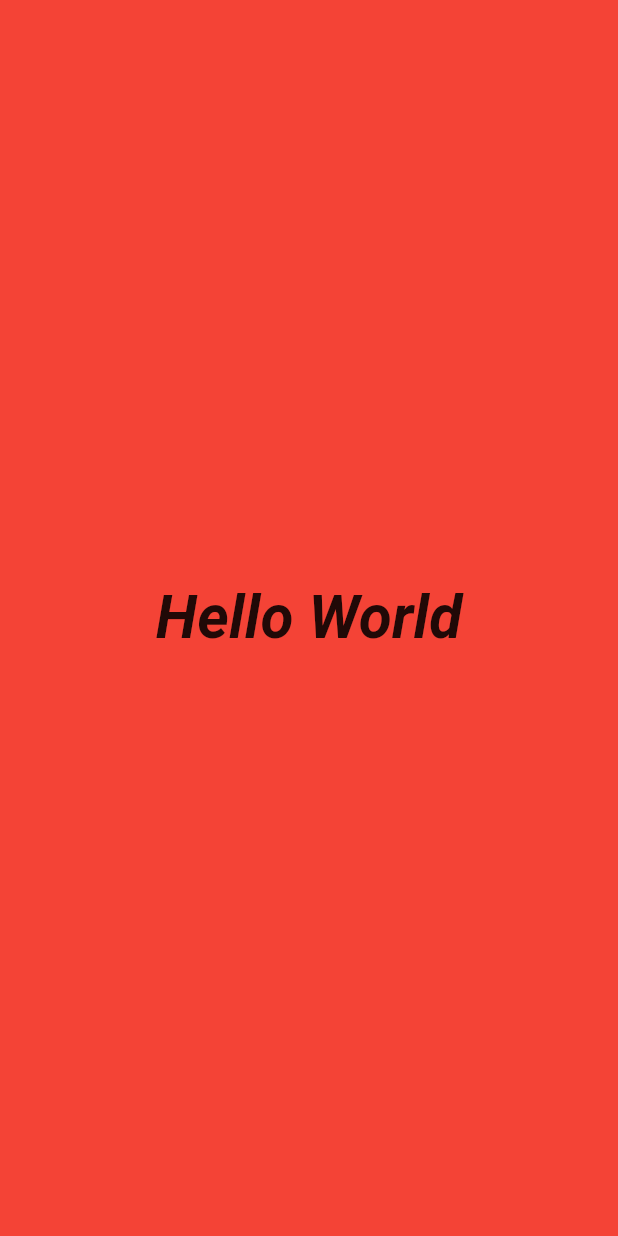
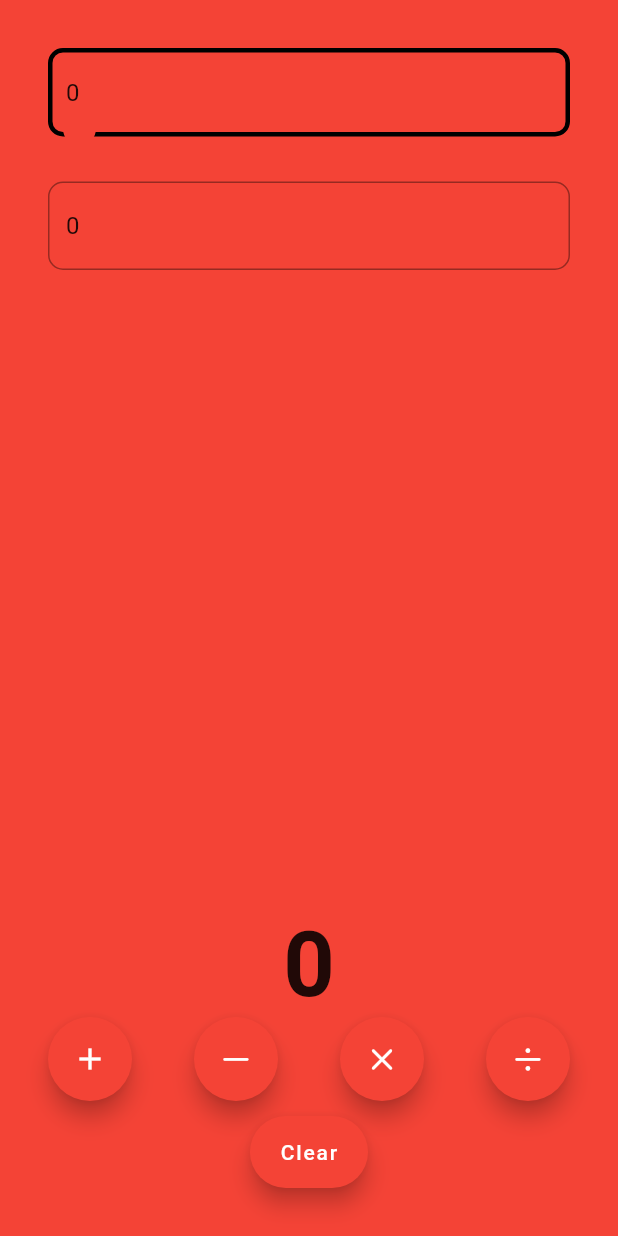
Before and after one commit to ManeeshS010/flutter_application_1, a Flutter app: the screen it shows after launch, on a phone screen of 412 x 824 dp. Run offline on Flutter 3.47's test engine with Material 2 defaults, Android fonts, the phone set to English and light mode, and no system bars.

Commit message:
Calculator done

```diff
--- a/lib/app/app.dart
+++ b/lib/app/app.dart
@@ -8,8 +8,11 @@ class MyApp extends StatelessWidget {
 
   @override
   Widget build(BuildContext context) {
-    return const MaterialApp(
+    return  MaterialApp(
       title: "Flutter learn",
+      theme:ThemeData(
+        primarySwatch: Colors.red,
+      ),
       home: HomeView()
     );
   }
--- /dev/null
+++ b/lib/view/calculator_view.dart
@@ -0,0 +1,163 @@
+import 'package:flutter/cupertino.dart';
+import 'package:flutter/material.dart';
+
+class Calculatorview  extends StatefulWidget {
+  const Calculatorview ({super.key});
+
+  @override
+  State<Calculatorview> createState() => _CalculatorviewState();
+}
+
+class _CalculatorviewState extends State<Calculatorview> {
+  int x=0;
+  int y=0;
+  num z=0;
+
+  final displayonecontroller=TextEditingController();
+  final displaytwocontroller=TextEditingController();
+  late final AppLifecycleListener _listener;
+
+@override
+  void initState() {
+    displayonecontroller.text=x.toString();
+    displaytwocontroller.text=y.toString();
+    super.initState();
+    _listener=AppLifecycleListener(
+    onShow:_onshow,
+    onHide:_onhide,
+    onResume: _onresume,
+    onDetach: _ondetach,
+    onInactive: _oninactive,
+    onPause: _onpause,
+    onRestart: _onrestart,
+    onStateChange: _onstatechange,
+  );
+  }
+
+  void _onshow()=>print("On show called");
+  void _onhide()=>print("On hide called");
+  void _onresume()=>print("On resume called");
+  void _ondetach()=>print("On detach called");
+  void _oninactive()=>print("On inactive called");
+  void _onpause()=>print("On pause called");
+  void _onrestart()=>print("On restart called");
+  void _onstatechange(AppLifecycleState state){
+    print("On State changed called with state: $state");
+  }
+
+
+
+
+
+
+  @override
+  Widget build(BuildContext context) {
+    return  Padding(
+      padding: const EdgeInsets.all(32.0),
+      child:  Column(
+        children: [
+           DisplayOne(key:const Key("displayone"),hint:"Enter First Number",controller:displayonecontroller),
+          const SizedBox(height: 30,),
+           DisplayOne( key:const Key("displaytwo"),hint:"Enter Second Number",controller:displaytwocontroller),
+          const Spacer(),
+          const SizedBox(height: 30,),
+           Text(key:const Key("Result"),z.toString(),
+          style:const TextStyle(
+            fontSize: 60,
+            fontWeight: FontWeight.bold
+          ),),
+          Row(
+            mainAxisAlignment: MainAxisAlignment.spaceBetween,
+            children: [
+              FloatingActionButton(
+                onPressed: (){
+                  setState(() {
+                    z=num.tryParse(displayonecontroller.text)!+
+                    num.tryParse(displaytwocontroller.text)!;
+                  });
+
+                },
+                child: const Icon(Icons.add),),
+                 FloatingActionButton(
+                onPressed: (){
+                  setState(() {
+                    z=num.tryParse(displayonecontroller.text)!-
+                    num.tryParse(displaytwocontroller.text)!;
+                  });
+
+                },
+                child: const Icon(CupertinoIcons.minus),),
+                 FloatingActionButton(
+                onPressed: (){
+                  setState(() {
+                    z=num.tryParse(displayonecontroller.text)!*
+                    num.tryParse(displaytwocontroller.text)!;
+                  });
+                },
+                child: const Icon(CupertinoIcons.multiply),),
+                 FloatingActionButton(
+                onPressed: (){
+                 setState(() {
+                    z=num.tryParse(displayonecontroller.text)!/
+                    num.tryParse(displaytwocontroller.text)!;
+                  });
+                },
+                child: const Icon(CupertinoIcons.divide),)
+            ],),
+            const SizedBox(height: 10,),
+            FloatingActionButton.extended(
+                onPressed: (){
+                 setState(() {
+                   x=0;
+                  y=0;
+                  z=0;
+                  displayonecontroller.clear();
+                  displaytwocontroller.clear();
+                 });
+                },
+                label:const Text("Clear") )
+
+        ],
+      ),
+    ) ;
+  }
+}
+
+class DisplayOne extends StatelessWidget {
+  const  DisplayOne({
+    super.key,
+  this.hint="Enter a number",
+  required this.controller
+  });
+  final String? hint;
+  final TextEditingController controller;
+
+  @override
+  Widget build(BuildContext context) {
+    return TextField(
+      controller: controller,
+     keyboardType: TextInputType.number,
+     autofocus: true,
+      decoration: InputDecoration(
+        focusedBorder: OutlineInputBorder(
+          borderSide:const  BorderSide(
+            color: Colors.black,
+            width: 3.0
+          ),
+          borderRadius: BorderRadius.circular(10),
+        ),
+        border: OutlineInputBorder(
+          borderSide: const  BorderSide(
+            color: Colors.black,
+            width: 3.0
+          ),
+          borderRadius: BorderRadius.circular(10),
+        ),
+        hintText: hint,
+        hintStyle:const TextStyle(
+          color: Colors.white
+        )
+      ),
+    );
+  }
+}
--- a/lib/view/home_view.dart
+++ b/lib/view/home_view.dart
@@ -1,19 +1,17 @@
 import 'package:flutter/material.dart';
+import 'package:flutter_application_1/view/calculator_view.dart';
 
 class HomeView extends StatelessWidget {
   const HomeView({super.key});
 
   @override
   Widget build(BuildContext context) {
-    return Material(
-        child: Container(color: Colors.red,
-        child: const Center(child: Text("Hello World",
-        style: TextStyle(
-          fontStyle: FontStyle.italic,
-          fontWeight:FontWeight.bold,
-          fontSize: 40
+    return const Scaffold(
+      backgroundColor: Colors.red,
+        body: SafeArea(
 
-        ),)),),
+          child:  Calculatorview(),
+        ),
       );
   }
 }
```
Also changed, not shown: 1 other file.
